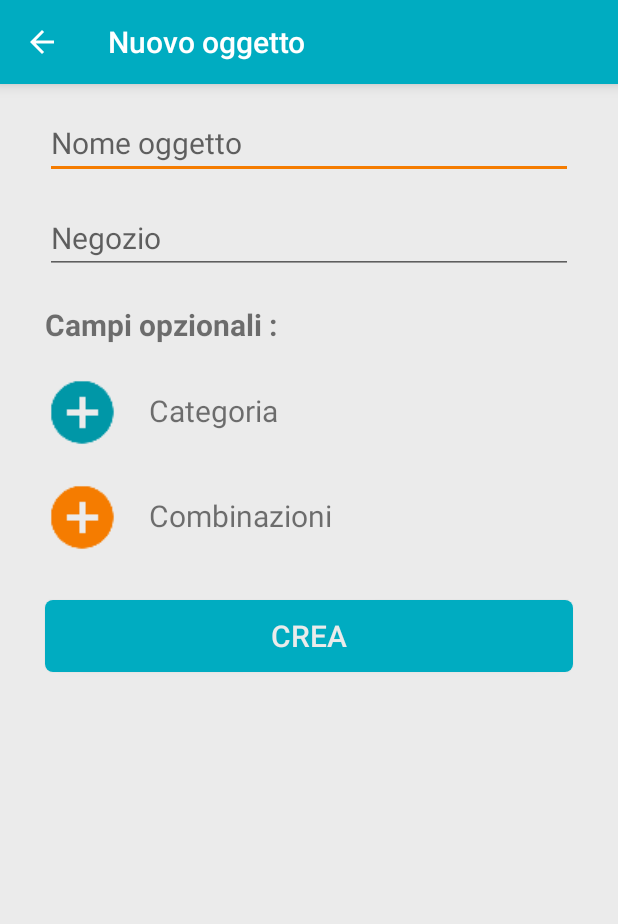
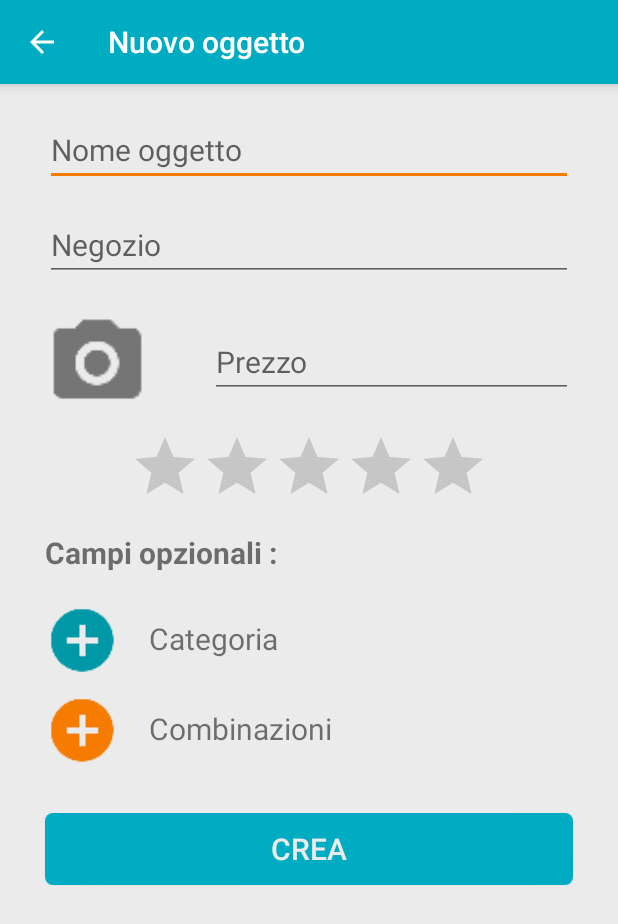
Before and after one commit to SelimaC/ShopMemo, an Android app: the NewObject_Activity screen opened directly, with no data from a screen before it, on a phone screen of 412 x 824 dp. Shown: the top 924 px of the screen. Run offline under Robolectric (Android 15) with nearby library versions, the phone set to English and light mode, and no system bars.

Commit message:
nuovo oggetto

```diff
--- a/app/src/main/AndroidManifest.xml
+++ b/app/src/main/AndroidManifest.xml
@@ -1,6 +1,8 @@
 <?xml version="1.0" encoding="utf-8"?>
 <manifest xmlns:android="http://schemas.android.com/apk/res/android"
     package="com.example.selima.shopmemo">
+
+    <uses-feature android:name="android.hardware.camera" />
 
     <application
         android:allowBackup="true"
--- a/app/src/main/res/layout/activity_new_object.xml
+++ b/app/src/main/res/layout/activity_new_object.xml
@@ -34,7 +34,7 @@
             android:id="@+id/nomeoggetto"
             android:textColor="@color/colorPrimaryDark"
             android:hint="Nome oggetto"
-            android:layout_marginTop="15dp"
+            android:layout_marginTop="20dp"
             android:layout_marginRight="30dp"
             android:layout_marginLeft="30dp"
             />
@@ -49,11 +49,46 @@
             android:layout_marginLeft="30dp"
             />
 
+        <RelativeLayout
+            android:layout_width="match_parent"
+            android:layout_height="wrap_content">
+            <ImageButton
+                android:layout_width="70dp"
+                android:layout_height="70dp"
+                android:background="@drawable/ic_camera"
+                android:id="@+id/takephoto"
+                android:layout_marginTop="20dp"
+                android:layout_marginLeft="30dp"
+                />
+
+            <EditText
+                android:layout_width="match_parent"
+                android:layout_height="wrap_content"
+                android:id="@+id/prezzooggetto"
+                android:textColor="@color/colorPrimaryDark"
+                android:inputType="numberDecimal"
+                android:hint="Prezzo"
+                android:layout_toRightOf="@+id/takephoto"
+                android:layout_marginTop="30dp"
+                android:layout_marginRight="30dp"
+                android:layout_marginLeft="40dp"
+                />
+        </RelativeLayout>
+
+        <RatingBar
+            android:id="@+id/ratingBar"
+            android:layout_marginTop="10dp"
+            android:progressTint="@color/colorPrimary"
+            android:layout_width="wrap_content"
+            android:layout_height="wrap_content"
+            android:numStars="5"
+            android:layout_gravity="center"/>
+
         <TextView
             android:layout_width="match_parent"
             android:layout_height="wrap_content"
             android:text="Campi opzionali : "
-            android:layout_marginTop="20dp"
+            android:layout_marginTop="10dp"
             android:textSize="20sp"
             android:textStyle="bold"
             android:layout_marginLeft="30dp"
@@ -87,7 +122,7 @@
             <ImageButton
                 android:layout_width="50dp"
                 android:layout_height="50dp"
-                android:layout_marginTop="20dp"
+                android:layout_marginTop="10dp"
                 android:background="@drawable/plus_orange"
                 android:id="@+id/plusCombo"
                 android:layout_marginLeft="30dp"
@@ -97,7 +132,7 @@
             android:layout_height="wrap_content"
             android:layout_toRightOf="@+id/plusCombo"
             android:text="  Combinazioni "
-            android:layout_marginTop="30dp"
+            android:layout_marginTop="20dp"
             android:textSize="20sp"
             android:layout_marginLeft="10dp"
             />
```
